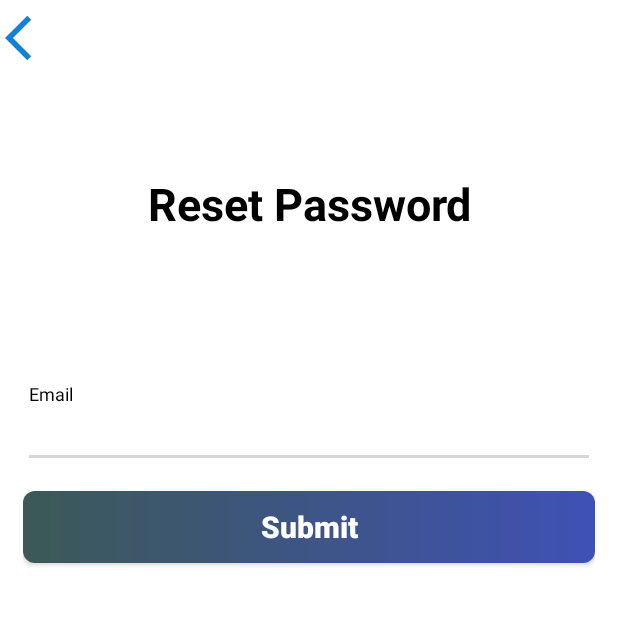
After one commit to MizanurRemon/ChitChat, an Android app: the resetpassword1 screen opened directly, with no data from a screen before it, on a phone screen of 412 x 824 dp, the top half of it. The commit adds this screen. Run offline under Robolectric (Android 15) with nearby library versions, the phone set to English and light mode, and no system bars; our stand-ins replace Firebase (no records; nobody signed in at launch, a user with empty details on screens opened directly).

Commit message:
25 Oct 2020 update

```diff
--- /dev/null
+++ b/app/src/main/java/com/example/chitchat/resetpassword1.java
@@ -0,0 +1,78 @@
+package com.example.chitchat;
+
+import androidx.annotation.NonNull;
+import androidx.appcompat.app.AppCompatActivity;
+
+import android.content.Intent;
+import android.os.Bundle;
+import android.text.TextUtils;
+import android.util.Log;
+import android.view.Gravity;
+import android.view.View;
+import android.widget.Button;
+import android.widget.EditText;
+import android.widget.Toast;
+
+import com.google.android.gms.tasks.OnCompleteListener;
+import com.google.android.gms.tasks.Task;
+import com.google.firebase.auth.FirebaseAuth;
+
+public class resetpassword1 extends AppCompatActivity implements View.OnClickListener{
+
+    EditText getEmail;
+    Button submitButton;
+
+    FirebaseAuth mAuth;
+
+    @Override
+    protected void onCreate(Bundle savedInstanceState) {
+        super.onCreate(savedInstanceState);
+        setContentView(R.layout.activity_resetpassword1);
+
+        try {
+            this.getSupportActionBar().hide();
+        }catch (NullPointerException e){}
+
+        getEmail = (EditText) findViewById(R.id.resetemail);
+        submitButton = (Button) findViewById(R.id.submitresetID);
+
+        mAuth = FirebaseAuth.getInstance();
+
+        submitButton.setOnClickListener(this);
+    }
+
+    @Override
+    public void onClick(View v) {
+        if (v.getId()==R.id.submitresetID){
+            String email = getEmail.getText().toString().trim();
+
+            if(!TextUtils.isEmpty(email)){
+                reset_link_sent(email);
+            }else {
+                Toast toast = Toast.makeText(resetpassword1.this, "Enter Your mail", Toast.LENGTH_SHORT);
+                toast.setGravity(Gravity.CENTER, 0 ,0);
+                toast.show();
+            }
+
+        }
+    }
+
+    private void reset_link_sent(String email) {
+        mAuth.sendPasswordResetEmail(email).addOnCompleteListener(new OnCompleteListener<Void>() {
+            @Override
+            public void onComplete(@NonNull Task<Void> task) {
+                if(task.isSuccessful()){
+                    Toast toast = Toast.makeText(resetpassword1.this, "A link has been sent to your mail to reset your password",Toast.LENGTH_SHORT);
+                    toast.setGravity(Gravity.CENTER, 0, 0);
+                    toast.show();
+
+                    startActivity(new Intent(resetpassword1.this, resetpassword2.class));
+                }else {
+                    Toast toast = Toast.makeText(resetpassword1.this, "Error occured",Toast.LENGTH_SHORT);
+                    toast.setGravity(Gravity.CENTER, 0, 0);
+                    toast.show();
+                }
+            }
+        });
+    }
+}
--- a/app/src/main/res/drawable/buttondesign.xml
+++ b/app/src/main/res/drawable/buttondesign.xml
@@ -4,6 +4,6 @@
     <corners android:radius="8dp"/>
     <gradient android:startColor="#3C5956"
         android:endColor="#3F51B5"
-        android:type="linear"/>
+        android:angle="0"/>
 
 </shape>
--- a/app/src/main/res/layout/activity_registration.xml
+++ b/app/src/main/res/layout/activity_registration.xml
@@ -15,8 +15,8 @@
 
         <ImageButton
             android:id="@+id/backButtonID"
-            android:layout_marginLeft="5dp"
-            android:layout_width="36dp"
+            android:layout_marginLeft="3dp"
+            android:layout_width="wrap_content"
             android:layout_height="match_parent"
             android:src="@drawable/backicon"
             android:background="#FFFFFF"
--- /dev/null
+++ b/app/src/main/res/layout/activity_resetpassword1.xml
@@ -0,0 +1,79 @@
+<?xml version="1.0" encoding="utf-8"?>
+<RelativeLayout xmlns:android="http://schemas.android.com/apk/res/android"
+    xmlns:app="http://schemas.android.com/apk/res-auto"
+    xmlns:tools="http://schemas.android.com/tools"
+    android:layout_width="match_parent"
+    android:layout_height="match_parent"
+    tools:context=".resetpassword1"
+    android:background="#FFFFFF">
+
+    <LinearLayout
+        android:layout_width="match_parent"
+        android:layout_height="50dp"
+        android:layout_alignParentTop="true"
+        android:id="@+id/layout"
+        android:gravity="left"
+        android:background="#FFFFFF">
+
+        <ImageButton
+            android:id="@+id/backButtonID"
+            android:layout_marginLeft="3dp"
+            android:layout_width="wrap_content"
+            android:layout_height="match_parent"
+            android:src="@drawable/backicon"
+            android:background="#FFFFFF"
+            android:layout_gravity="center"/>
+
+    </LinearLayout>
+
+    <LinearLayout
+        android:layout_width="match_parent"
+        android:layout_height="match_parent"
+        android:layout_below="@id/layout"
+        android:orientation="vertical"
+        android:padding="15dp">
+        <TextView
+            android:layout_width="match_parent"
+            android:layout_height="wrap_content"
+            android:gravity="center"
+            android:text="Reset Password"
+            android:textSize="30sp"
+            android:textStyle="bold"
+            android:textColor="#000000"
+            android:layout_marginTop="50dp"
+            android:layout_marginBottom="100dp"/>
+
+        <com.google.android.material.textfield.TextInputLayout
+            android:layout_width="match_parent"
+            android:layout_height="wrap_content"
+            android:layout_marginBottom="10dp"
+            android:hint="Email"
+            app:endIconMode="clear_text"
+            app:endIconTint="@color/colorAccent"
+            app:hintTextColor="#000000">
+
+            <com.google.android.material.textfield.TextInputEditText
+                android:id="@+id/resetemail"
+                android:layout_width="match_parent"
+                android:layout_height="wrap_content"
+                android:inputType="textEmailAddress"
+                android:textColor="#000000" />
+
+        </com.google.android.material.textfield.TextInputLayout>
+
+        <Button
+            android:id="@+id/submitresetID"
+            android:layout_marginTop="5dp"
+            android:layout_width="match_parent"
+            android:layout_height="wrap_content"
+            android:background="@drawable/buttondesign"
+            android:text="Submit"
+            android:textAllCaps="false"
+            android:textColor="#FFFFFF"
+            android:textStyle="bold"
+            android:textSize="20sp"/>
+
+    </LinearLayout>
+
+
+</RelativeLayout>
--- a/build.gradle
+++ b/build.gradle
@@ -5,7 +5,7 @@ buildscript {
         jcenter()
     }
     dependencies {
-        classpath "com.android.tools.build:gradle:4.0.1"
+        classpath 'com.android.tools.build:gradle:4.1.0'
         classpath 'com.google.gms:google-services:4.3.3'
 
         // NOTE: Do not place your application dependencies here; they belong
```
Also changed, not shown: app/src/main/AndroidManifest.xml (+5 -3 lines), app/src/main/java/com/example/chitchat/Login.java (+7 -1 lines), app/src/main/java/com/example/chitchat/Registration.java (+18 -12 lines), app/src/main/java/com/example/chitchat/resetpassword2.java (added, +33 -0 lines), app/src/main/res/layout/activity_login.xml (+69 -56 lines), app/src/main/res/layout/activity_resetpassword2.xml (added, +43 -0 lines), gradle/wrapper/gradle-wrapper.properties.
